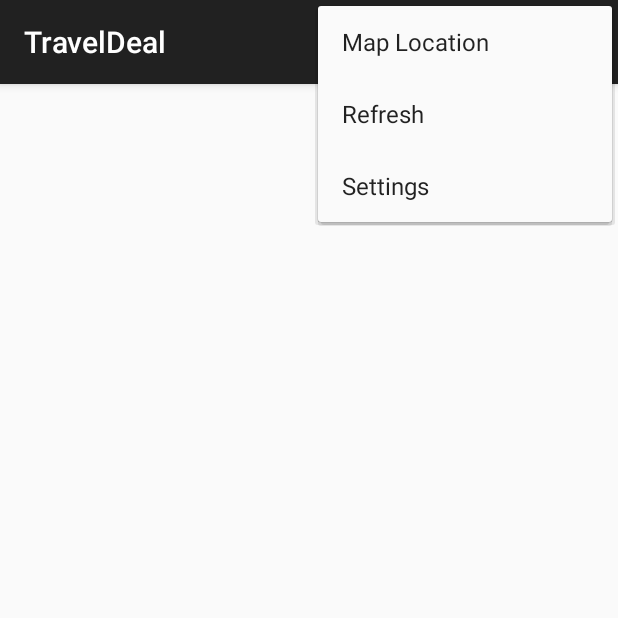
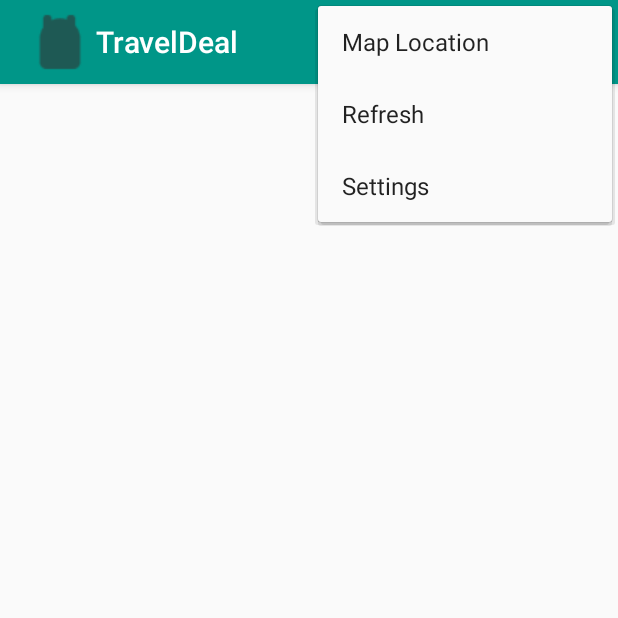
Before and after one commit to b1rd/TravelDeal-mobile, an Android app: the screen it shows after launch (MainActivity), with the options menu open, on a phone screen of 412 x 824 dp, the top half of it. Run offline under Robolectric (Android 15) with nearby library versions, the phone set to English and light mode, and no system bars.

Commit message:
colored action bar

```diff
--- a/app/src/main/java/com/example/android/traveldeal/DealFragment.java
+++ b/app/src/main/java/com/example/android/traveldeal/DealFragment.java
@@ -196,7 +196,7 @@ public class DealFragment extends Fragment {
                 }
             }
             try {
-                return getWeatherDataFromJson(dealJsonStr, 5);
+                return getWeatherDataFromJson(dealJsonStr, 10);
             } catch (JSONException e) {
                 Log.e(LOG_TAG, e.getMessage(), e);
                 e.printStackTrace();
--- a/app/src/main/java/com/example/android/traveldeal/DetailActivity.java
+++ b/app/src/main/java/com/example/android/traveldeal/DetailActivity.java
@@ -51,7 +51,7 @@ public class DetailActivity extends ActionBarActivity {
 
         private static final String LOG_TAG = DetailFragment.class.getSimpleName();
 
-        private static final String TRAVEL_DEAL_HASHTAG = " #SunshineApp";
+        private static final String TRAVEL_DEAL_HASHTAG = " #TravelDealApp";
         private String mDealStr;
 
         public DetailFragment() {
--- a/app/src/main/java/com/example/android/traveldeal/MainActivity.java
+++ b/app/src/main/java/com/example/android/traveldeal/MainActivity.java
@@ -19,6 +19,9 @@ public class MainActivity extends AppCompatActivity {
     protected void onCreate(Bundle savedInstanceState) {
         super.onCreate(savedInstanceState);
         setContentView(R.layout.activity_main);
+        getSupportActionBar().setDisplayUseLogoEnabled(true);
+        getSupportActionBar().setDisplayShowHomeEnabled(true);
+        getSupportActionBar().setIcon(R.drawable.download);
         if (savedInstanceState == null) {
             getSupportFragmentManager().beginTransaction()
                     .add(R.id.container, new DealFragment())
--- a/app/src/main/res/values/colors.xml
+++ b/app/src/main/res/values/colors.xml
@@ -1,4 +1,6 @@
 <?xml version="1.0" encoding="utf-8"?>
 <resources>
     <color name="white">#ffffff</color>
+    <color name="primary_color">#009688</color>
+    <color name="dark_primary_color">#00796B</color>
 </resources>
--- a/app/src/main/res/values/styles.xml
+++ b/app/src/main/res/values/styles.xml
@@ -2,10 +2,19 @@
 
     <!-- Base application theme. -->
     <style name="AppTheme" parent="Theme.AppCompat.Light.DarkActionBar">
-        <!-- Customize your theme here. -->
+        <item name="displayOptions">useLogo|showHome</item>
+        <item name="colorPrimary">@color/primary_color</item>
+        <item name="colorPrimaryDark">@color/dark_primary_color</item>
     </style>
     <style name="SplashTheme" parent="Theme.AppCompat.NoActionBar">
         <item name="android:windowBackground">@drawable/background_splash</item>
     </style>
+    <!--<style name="DealTheme" parent="Theme.AppCompat.NoActionBar">-->
+        <!--<item name="android:actionBarStyle">@style/ActionBar.Solid.TravelDeal.NoTitle</item>-->
+    <!--</style>-->
+
+    <!--<style name="ActionBar.Solid.TravelDeal.NoTitle" parent="@style/Widget.AppCompat.Light.ActionBar.Solid.Inverse">-->
+        <!--<item name="logo">@drawable/ic_launcher</item>-->
+    <!--</style>-->
 
 </resources>
```
Also changed, not shown: app/src/main/res/layout/list_item_deal.xml (+27 -3 lines), app/src/main/res/drawable/download.png (added), app/src/main/res/drawable/ic_launcher.png (added), app/src/main/res/drawable/ic_launcher_48.png (added).
